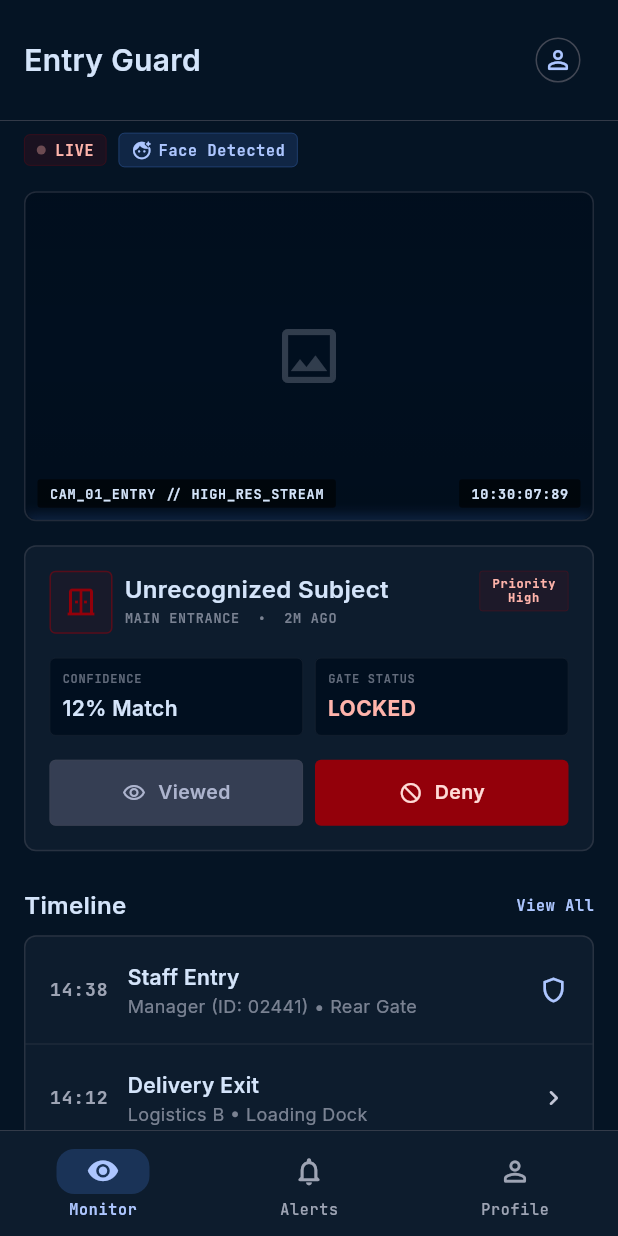
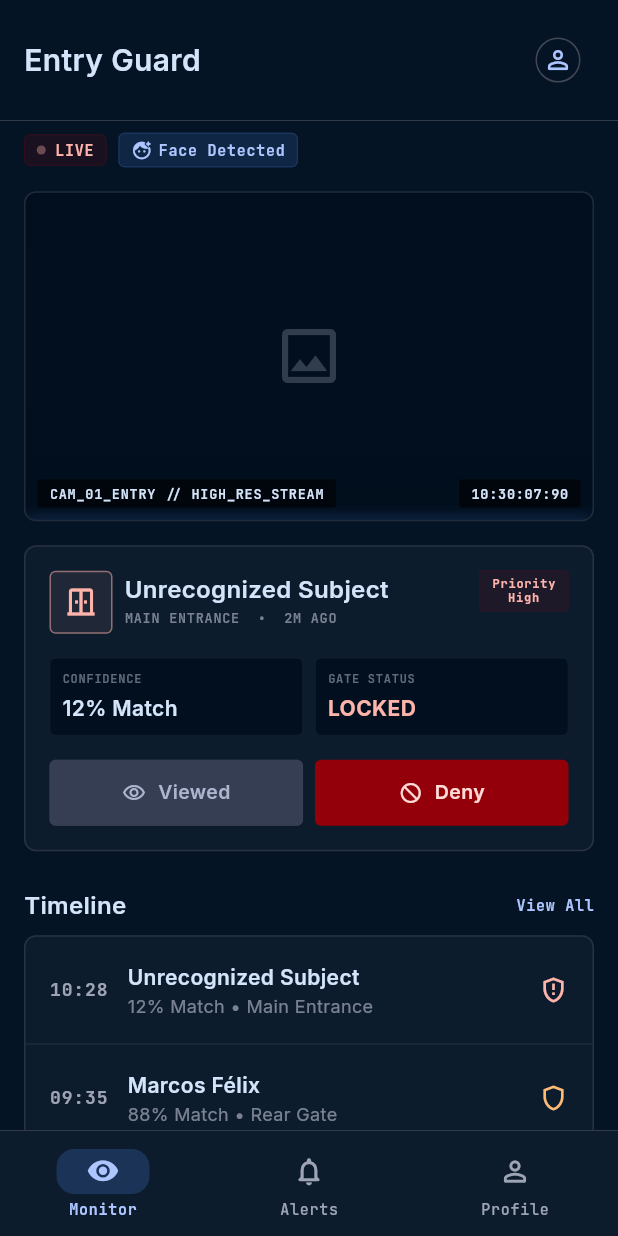
Before and after one commit to FelixMarcoss/SecureStore, a Flutter app: the screen it shows after launch, on a phone screen of 412 x 824 dp. Run offline on Flutter 3.47's test engine with Material 3 defaults, Android fonts, the phone set to English and light mode, and no system bars; our stand-ins replace google_fonts.

Commit message:
feat: map database detection event columns to dynamic UI fields

```diff
--- a/lib/entry_guard_screen.dart
+++ b/lib/entry_guard_screen.dart
@@ -1,6 +1,7 @@
 import 'dart:async';
 import 'package:flutter/material.dart';
 import 'design_system.dart';
+import 'models/detection_event.dart';
 
 class EntryGuardScreen extends StatefulWidget {
   const EntryGuardScreen({super.key});
@@ -11,6 +12,35 @@ class EntryGuardScreen extends StatefulWidget {
 
 class _EntryGuardScreenState extends State<EntryGuardScreen> {
   int _currentTab = 0; // 0 = Monitor, 1 = Alerts, 2 = Profile
+
+  // Sample data structured to match Supabase query columns:
+  // de.id, de.detected_at, rp.name as nome_suspeito, rp.risk_level as nivel_risco, de.confidence_score as precisao_ia, de.origin_store_name as loja_onde_passou
+  final List<DetectionEvent> _events = [
+    DetectionEvent(
+      id: 'de_01',
+      detectedAt: DateTime.now().subtract(const Duration(minutes: 2)),
+      suspectName: null, // represents "Unrecognized Subject" (nome_suspeito when null/empty)
+      riskLevel: 'High', // priority level (nivel_risco)
+      confidenceScore: 0.12, // match precision (precisao_ia)
+      originStoreName: 'Main Entrance', // store name (loja_onde_passou)
+    ),
+    DetectionEvent(
+      id: 'de_02',
+      detectedAt: DateTime.now().subtract(const Duration(minutes: 55)),
+      suspectName: 'Marcos Félix', // nome_suspeito
+      riskLevel: 'Medium', // nivel_risco
+      confidenceScore: 0.88, // precisao_ia
+      originStoreName: 'Rear Gate', // loja_onde_passou
+    ),
+    DetectionEvent(
+      id: 'de_03',
+      detectedAt: DateTime.now().subtract(const Duration(hours: 1, minutes: 21)),
+      suspectName: 'Ana Souza', // nome_suspeito
+      riskLevel: 'Low', // nivel_risco
+      confidenceScore: 0.95, // precisao_ia
+      originStoreName: 'Loading Dock', // loja_onde_passou
+    ),
+  ];
 
   @override
   Widget build(BuildContext context) {
@@ -41,16 +71,16 @@ class _EntryGuardScreenState extends State<EntryGuardScreen> {
                     const CameraFeedStream(),
                     const SizedBox(height: AppSpacing.md),
 
-                    // Alert Card ("Unrecognized Subject")
-                    const UnrecognizedSubjectCard(),
+                    // Alert Card (binds to the most recent event in database representation)
+                    UnrecognizedSubjectCard(event: _events.first),
                     const SizedBox(height: AppSpacing.lg),
 
                     // Timeline Header
                     const TimelineHeader(),
                     const SizedBox(height: AppSpacing.sm),
 
-                    // Timeline Logs
-                    const TimelineLogList(),
+                    // Timeline Logs (binds to the list representation of all events)
+                    TimelineLogList(events: _events),
                     const SizedBox(height: AppSpacing.xl),
                   ],
                 ),
@@ -424,10 +454,46 @@ class _CameraFeedStreamState extends State<CameraFeedStream>
 }
 
 class UnrecognizedSubjectCard extends StatelessWidget {
-  const UnrecognizedSubjectCard({super.key});
+  final DetectionEvent event;
+
+  const UnrecognizedSubjectCard({super.key, required this.event});
+
+  String _formatTimeAgo(DateTime dateTime) {
+    final difference = DateTime.now().difference(dateTime);
+    if (difference.inMinutes < 1) {
+      return 'JUST NOW';
+    } else if (difference.inMinutes < 60) {
+      return '${difference.inMinutes}M AGO';
+    } else if (difference.inHours < 24) {
+      return '${difference.inHours}H AGO';
+    } else {
+      return '${difference.inDays}D AGO';
+    }
+  }
 
   @override
   Widget build(BuildContext context) {
+    Color riskColor;
+    Color riskBg;
+    String riskText;
+
+    if (event.riskLevel == 'High') {
+      riskColor = AppColors.error;
+      riskBg = AppColors.errorContainer;
+      riskText = 'Priority\nHigh';
+    } else if (event.riskLevel == 'Medium') {
+      riskColor = AppColors.warning;
+      riskBg = AppColors.warningContainer;
+      riskText = 'Priority\nMedium';
+    } else {
+      riskColor = AppColors.success;
+      riskBg = AppColors.successContainer;
+      riskText = 'Priority\nLow';
+    }
+
+    final String suspectName = event.suspectName ?? 'Unrecognized Subject';
+    final String timeAgo = _formatTimeAgo(event.detectedAt);
+
     return Container(
       width: double.infinity,
       padding: const EdgeInsets.all(AppSpacing.md),
@@ -452,14 +518,14 @@ class UnrecognizedSubjectCard extends StatelessWidget {
                 decoration: BoxDecoration(
                   borderRadius: BorderRadius.circular(AppRadius.standard),
                   border: Border.all(
-                    color: AppColors.errorContainer.withOpacity(0.5),
+                    color: riskColor.withOpacity(0.5),
                     width: 1.0,
                   ),
-                  color: AppColors.errorContainer.withOpacity(0.08),
+                  color: riskColor.withOpacity(0.08),
                 ),
-                child: const Icon(
+                child: Icon(
                   Icons.door_sliding_outlined,
-                  color: AppColors.errorContainer,
+                  color: riskColor,
                   size: 24,
                 ),
               ),
@@ -471,7 +537,7 @@ class UnrecognizedSubjectCard extends StatelessWidget {
                   crossAxisAlignment: CrossAxisAlignment.start,
                   children: [
                     Text(
-                      'Unrecognized Subject',
+                      suspectName,
                       style: AppTypography.headlineSm.copyWith(
                         color: AppColors.onSurface,
                       ),
@@ -480,14 +546,14 @@ class UnrecognizedSubjectCard extends StatelessWidget {
                     Row(
                       children: [
                         Text(
-                          'MAIN ENTRANCE',
+                          event.originStoreName.toUpperCase(),
                           style: AppTypography.labelSm.copyWith(
                             color: AppColors.onSurfaceVariant.withOpacity(0.6),
                             fontSize: 9,
                           ),
                         ),
                         Text(
-                          '  •  2M AGO',
+                          '  •  $timeAgo',
                           style: AppTypography.labelSm.copyWith(
                             color: AppColors.onSurfaceVariant.withOpacity(0.6),
                             fontSize: 9,
@@ -499,25 +565,25 @@ class UnrecognizedSubjectCard extends StatelessWidget {
                 ),
               ),
 
-              // Badge: Priority High
+              // Badge: Priority
               Container(
                 padding: const EdgeInsets.symmetric(
                   horizontal: AppSpacing.sm,
                   vertical: 4,
                 ),
                 decoration: BoxDecoration(
-                  color: AppColors.errorContainer.withOpacity(0.12),
+                  color: riskBg.withOpacity(0.12),
                   borderRadius: BorderRadius.circular(AppRadius.sm),
                   border: Border.all(
-                    color: AppColors.errorContainer.withOpacity(0.3),
+                    color: riskBg.withOpacity(0.3),
                     width: 0.5,
                   ),
                 ),
                 child: Text(
-                  'Priority\nHigh',
+                  riskText,
                   textAlign: TextAlign.center,
                   style: AppTypography.labelSm.copyWith(
-                    color: AppColors.error,
+                    color: riskColor,
                     fontSize: 8,
                     fontWeight: FontWeight.bold,
                     height: 1.1,
@@ -559,7 +625,7 @@ class UnrecognizedSubjectCard extends StatelessWidget {
                       ),
                       const SizedBox(height: 4),
                       Text(
-                        '12% Match',
+                        '${(event.confidenceScore * 100).toStringAsFixed(0)}% Match',
                         style: AppTypography.headlineSm.copyWith(
                           color: AppColors.onSurface,
                           fontSize: 14,
@@ -598,9 +664,11 @@ class UnrecognizedSubjectCard extends StatelessWidget {
                       ),
                       const SizedBox(height: 4),
                       Text(
-                        'LOCKED',
+                        event.riskLevel == 'High' ? 'LOCKED' : 'OPEN',
                         style: AppTypography.headlineSm.copyWith(
-                          color: AppColors.error,
+                          color: event.riskLevel == 'High'
+                              ? AppColors.error
+                              : AppColors.success,
                           fontSize: 14,
                           fontWeight: FontWeight.bold,
                         ),
@@ -736,7 +804,9 @@ class TimelineHeader extends StatelessWidget {
 }
 
 class TimelineLogList extends StatelessWidget {
-  const TimelineLogList({super.key});
+  final List<DetectionEvent> events;
+
+  const TimelineLogList({super.key, required this.events});
 
   @override
   Widget build(BuildContext context) {
@@ -750,28 +820,44 @@ class TimelineLogList extends StatelessWidget {
         ),
       ),
       child: Column(
-        children: [
-          // Log Item 1: Staff Entry
-          const LogItem(
-            time: '14:38',
-            title: 'Staff Entry',
-            subtitle: 'Manager (ID: 02441) • Rear Gate',
-            icon: Icons.shield_outlined,
-            iconColor: AppColors.primary,
-          ),
+        children: List.generate(events.length, (index) {
+          final event = events[index];
+          final timeStr = '${event.detectedAt.hour.toString().padLeft(2, '0')}:${event.detectedAt.minute.toString().padLeft(2, '0')}';
 
-          // Divider
-          Divider(color: AppColors.outlineVariant.withOpacity(0.3), height: 1),
+          IconData iconData = Icons.shield_outlined;
+          Color iconColor = AppColors.primary;
 
-          // Log Item 2: Delivery Exit
-          const LogItem(
-            time: '14:12',
-            title: 'Delivery Exit',
-            subtitle: 'Logistics B • Loading Dock',
-            icon: Icons.chevron_right_rounded,
-            iconColor: AppColors.onSurfaceVariant,
-          ),
-        ],
+          if (event.riskLevel == 'High') {
+            iconData = Icons.gpp_maybe_outlined;
+            iconColor = AppColors.error;
+          } else if (event.riskLevel == 'Medium') {
+            iconData = Icons.shield_outlined;
+            iconColor = AppColors.warning;
+          } else if (event.riskLevel == 'Low') {
+            iconData = Icons.verified_user_outlined;
+            iconColor = AppColors.success;
+          }
+
+          final suspectLabel = event.suspectName ?? 'Unrecognized Subject';
+          final subText = '${(event.confidenceScore * 100).toStringAsFixed(0)}% Match • ${event.originStoreName}';
+
+          return Column(
+            children: [
+              LogItem(
+                time: timeStr,
+                title: suspectLabel,
+                subtitle: subText,
+                icon: iconData,
+                iconColor: iconColor,
+              ),
+              if (index < events.length - 1)
+                Divider(
+                  color: AppColors.outlineVariant.withOpacity(0.3),
+                  height: 1,
+                ),
+            ],
+          );
+        }),
       ),
     );
   }
--- /dev/null
+++ b/lib/models/detection_event.dart
@@ -0,0 +1,39 @@
+class DetectionEvent {
+  final String id;
+  final DateTime detectedAt;
+  final String? suspectName;       // rp.name (nome_suspeito)
+  final String? riskLevel;         // rp.risk_level (nivel_risco)
+  final double confidenceScore;    // de.confidence_score (precisao_ia)
+  final String originStoreName;    // de.origin_store_name (loja_onde_passou)
+
+  DetectionEvent({
+    required this.id,
+    required this.detectedAt,
+    this.suspectName,
+    this.riskLevel,
+    required this.confidenceScore,
+    required this.originStoreName,
+  });
+
+  factory DetectionEvent.fromJson(Map<String, dynamic> json) {
+    return DetectionEvent(
+      id: json['id'] as String,
+      detectedAt: DateTime.parse(json['detected_at'] as String),
+      suspectName: json['nome_suspeito'] as String?,
+      riskLevel: json['nivel_risco'] as String?,
+      confidenceScore: (json['precisao_ia'] as num).toDouble(),
+      originStoreName: json['loja_onde_passou'] as String,
+    );
+  }
+
+  Map<String, dynamic> toJson() {
+    return {
+      'id': id,
+      'detected_at': detectedAt.toIso8601String(),
+      'nome_suspeito': suspectName,
+      'nivel_risco': riskLevel,
+      'precisao_ia': confidenceScore,
+      'loja_onde_passou': originStoreName,
+    };
+  }
+}
```
